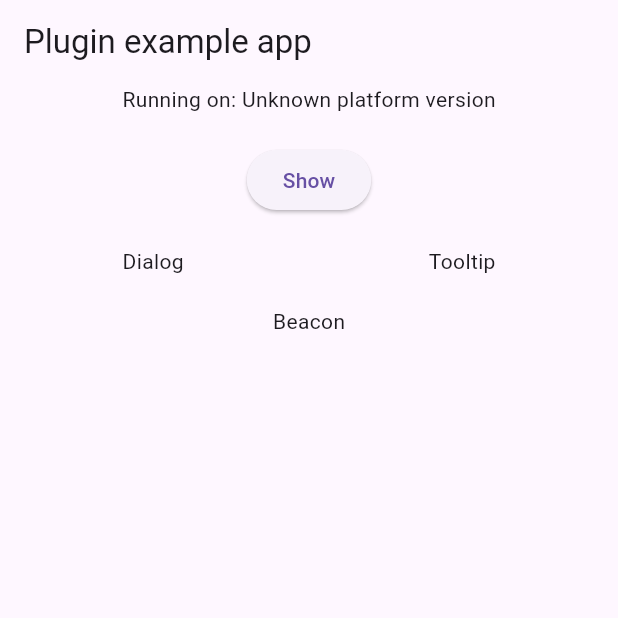
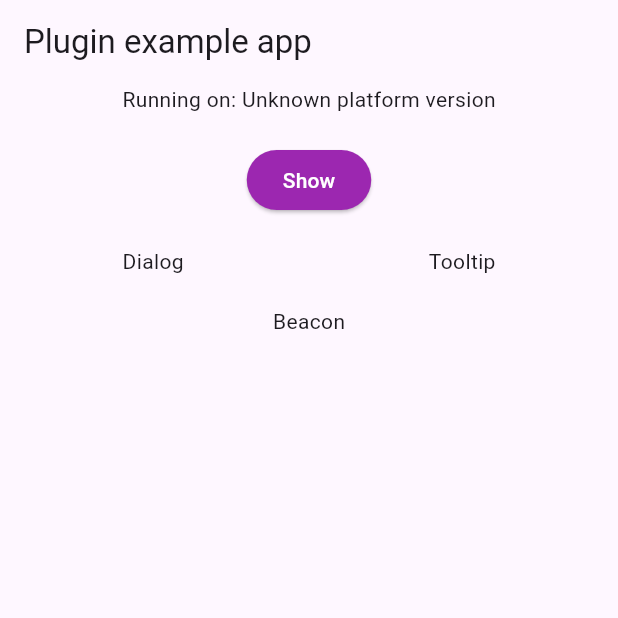
Before and after one commit to FAB-Builder/flutter-page-pilot, a Flutter app: the screen it shows after launch, on a phone screen of 412 x 824 dp, the top half of it. Run offline on Flutter 3.47's test engine with Material 3 defaults, Android fonts, the phone set to English and light mode, and no system bars; our stand-ins replace plugin_platform_interface; missing offline and left inert: tutorial_coach_mark.

Commit message:
darke/light theme adjustments

```diff
--- /dev/null
+++ b/example/lib/app_theme.dart
@@ -0,0 +1,41 @@
+import 'package:flutter/material.dart';
+
+class AppTheme {
+  AppTheme._();
+
+  static ThemeData lightTheme = ThemeData(
+    brightness: Brightness.light,
+    primaryColor: primaryColor,
+    elevatedButtonTheme: ElevatedButtonThemeData(
+      style: ElevatedButton.styleFrom(
+        backgroundColor: AppTheme.primaryColor,
+        foregroundColor: Colors.white,
+        shape: RoundedRectangleBorder(
+          borderRadius: BorderRadius.circular(32),
+        ),
+      ),
+    ),
+    textSelectionTheme: TextSelectionThemeData(
+      cursorColor: primaryColor,
+    ),
+  );
+
+  static ThemeData darkTheme = ThemeData(
+    brightness: Brightness.dark,
+    primaryColor: primaryColor,
+    elevatedButtonTheme: ElevatedButtonThemeData(
+      style: ElevatedButton.styleFrom(
+        backgroundColor: primaryColor,
+        foregroundColor: Colors.white,
+        shape: RoundedRectangleBorder(
+          borderRadius: BorderRadius.circular(32),
+        ),
+      ),
+    ),
+    textSelectionTheme: TextSelectionThemeData(
+      cursorColor: primaryColor,
+    ),
+  );
+
+  static const Color primaryColor = Colors.purple;
+}
--- a/example/lib/main.dart
+++ b/example/lib/main.dart
@@ -6,6 +6,7 @@ import 'package:pagepilot/models/config_model.dart';
 import 'package:pagepilot/models/styles_model.dart';
 import 'package:pagepilot/pagepilot.dart';
 import 'package:pagepilot/widgets/page_pilot_widgets.dart';
+import 'package:pagepilot_example/app_theme.dart';
 
 void main() {
   runApp(MyApp());
@@ -90,6 +91,7 @@ class _MyAppState extends State<MyApp> {
   @override
   Widget build(BuildContext context) {
     return MaterialApp(
+      theme: AppTheme.lightTheme,
       home: App(
         platformVersion: _platformVersion,
         pagepilotPlugin: _pagepilotPlugin,
```
Also changed, not shown: lib/services/service.dart (+21 -4 lines), lib/widgets/page_pilot_widgets.dart (+9 -3 lines).
